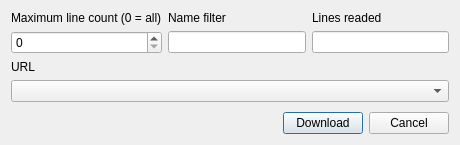
PavelMr/skytechx, file cdownloadmpc.ui: the form before one commit.
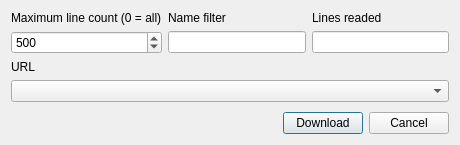
The form after the commit.

What changed in the file:
```diff
--- a/cdownloadmpc.ui
+++ b/cdownloadmpc.ui
@@ -50,6 +50,9 @@
          <property name="maximum">
           <number>999999999</number>
          </property>
+         <property name="value">
+          <number>500</number>
+         </property>
         </widget>
        </item>
        <item row="0" column="1">
```
